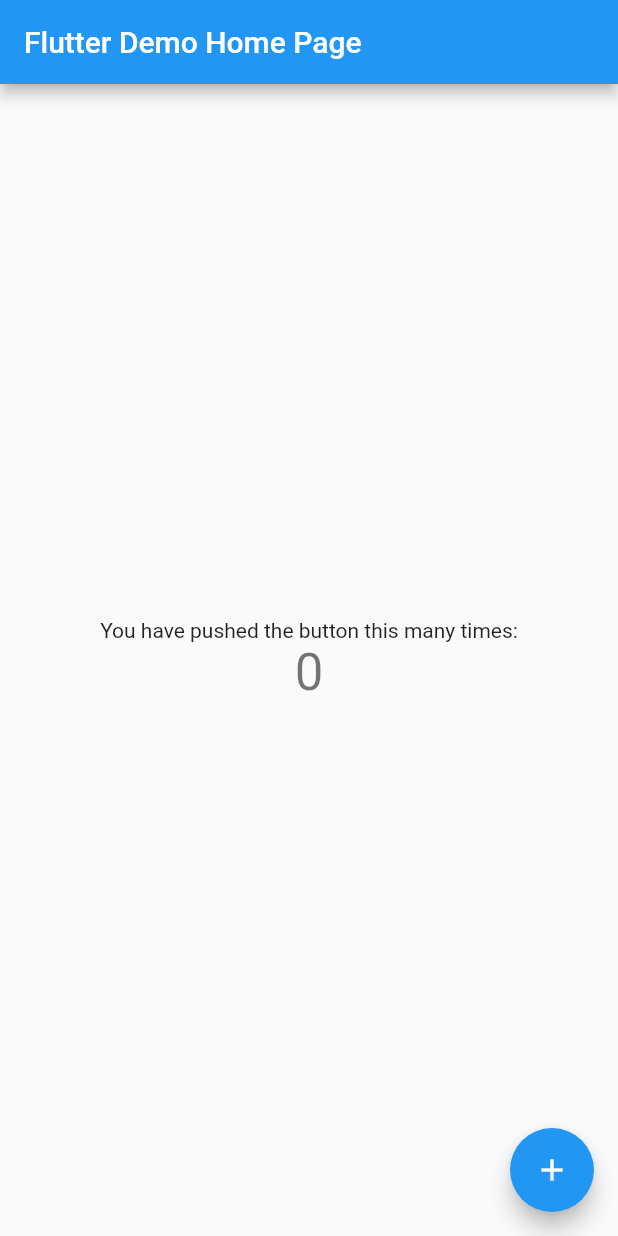
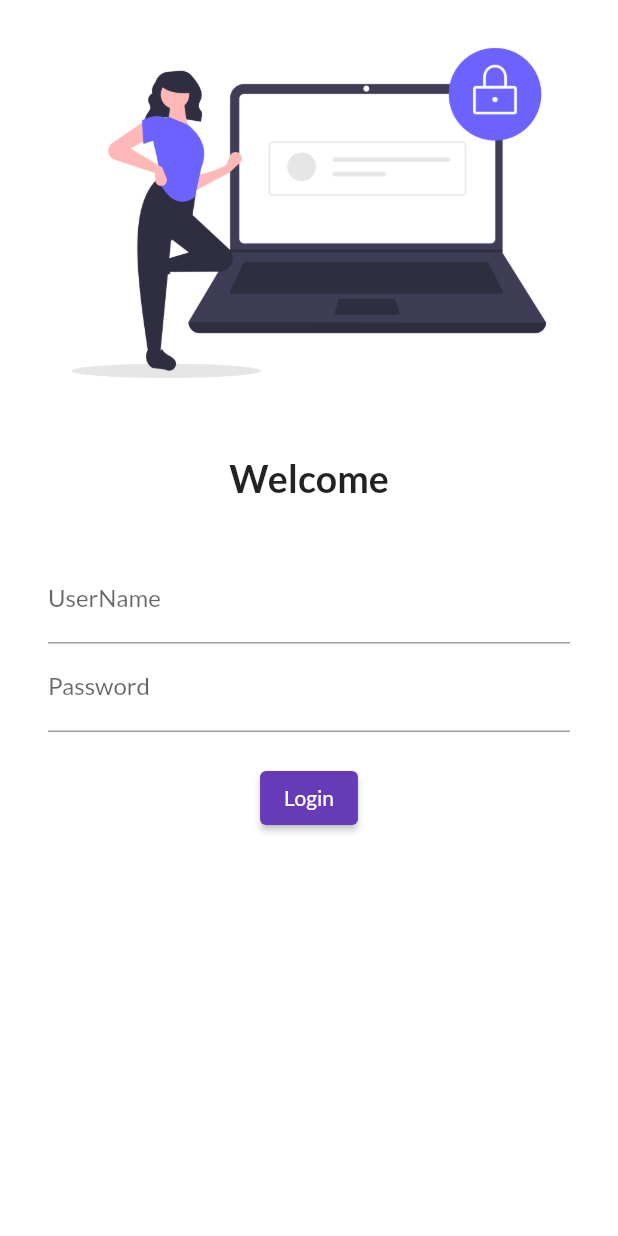
Before and after one commit to Abdulmuqtdar/Flutter-Projects, a Flutter app: the screen it shows after launch, on a phone screen of 412 x 824 dp. Run offline on Flutter 3.47's test engine with Material 2 defaults, Android fonts, the phone set to English and light mode, and no system bars; our stand-ins replace google_fonts.

```diff
--- a/two/lib/main.dart
+++ b/two/lib/main.dart
@@ -1,5 +1,7 @@
 import 'package:flutter/material.dart';
-
+import 'package:two/pages/homepage.dart';
+import 'package:two/pages/login_page.dart';
+import 'package:google_fonts/google_fonts.dart';
 void main() {
   runApp(const MyApp());
 }
@@ -7,109 +9,24 @@ void main() {
 class MyApp extends StatelessWidget {
   const MyApp({Key? key}) : super(key: key);
 
-  // This widget is the root of your application.
   @override
   Widget build(BuildContext context) {
     return MaterialApp(
-      title: 'Flutter Demo',
-      theme: ThemeData(
-        // This is the theme of your application.
-        //
-        // Try running your application with "flutter run". You'll see the
-        // application has a blue toolbar. Then, without quitting the app, try
-        // changing the primarySwatch below to Colors.green and then invoke
-        // "hot reload" (press "r" in the console where you ran "flutter run",
-        // or simply save your changes to "hot reload" in a Flutter IDE).
-        // Notice that the counter didn't reset back to zero; the application
-        // is not restarted.
-        primarySwatch: Colors.blue,
+    //  home: HomePage(),
+      themeMode: ThemeMode.light, // light or dark
+      theme: ThemeData(primarySwatch: Colors.deepPurple, fontFamily: GoogleFonts.lato().fontFamily),
+
+      darkTheme: ThemeData(brightness: Brightness.dark
+
+
       ),
-      home: const MyHomePage(title: 'Flutter Demo Home Page'),
+     //initialRoute: "/",
+      routes: {
+
+        "/": (context) =>  const loginPage(),
+        "/home" : (context) => const HomePage(),
+      "/login" :(context) => const loginPage(),
+      },
     );
   }
 }
-
-class MyHomePage extends StatefulWidget {
-  const MyHomePage({Key? key, required this.title}) : super(key: key);
-
-  // This widget is the home page of your application. It is stateful, meaning
-  // that it has a State object (defined below) that contains fields that affect
-  // how it looks.
-
-  // This class is the configuration for the state. It holds the values (in this
-  // case the title) provided by the parent (in this case the App widget) and
-  // used by the build method of the State. Fields in a Widget subclass are
-  // always marked "final".
-
-  final String title;
-
-  @override
-  State<MyHomePage> createState() => _MyHomePageState();
-}
-
-class _MyHomePageState extends State<MyHomePage> {
-  int _counter = 0;
-
-  void _incrementCounter() {
-    setState(() {
-      // This call to setState tells the Flutter framework that something has
-      // changed in this State, which causes it to rerun the build method below
-      // so that the display can reflect the updated values. If we changed
-      // _counter without calling setState(), then the build method would not be
-      // called again, and so nothing would appear to happen.
-      _counter++;
-    });
-  }
-
-  @override
-  Widget build(BuildContext context) {
-    // This method is rerun every time setState is called, for instance as done
-    // by the _incrementCounter method above.
-    //
-    // The Flutter framework has been optimized to make rerunning build methods
-    // fast, so that you can just rebuild anything that needs updating rather
-    // than having to individually change instances of widgets.
-    return Scaffold(
-      appBar: AppBar(
-        // Here we take the value from the MyHomePage object that was created by
-        // the App.build method, and use it to set our appbar title.
-        title: Text(widget.title),
-      ),
-      body: Center(
-        // Center is a layout widget. It takes a single child and positions it
-        // in the middle of the parent.
-        child: Column(
-          // Column is also a layout widget. It takes a list of children and
-          // arranges them vertically. By default, it sizes itself to fit its
-          // children horizontally, and tries to be as tall as its parent.
-          //
-          // Invoke "debug painting" (press "p" in the console, choose the
-          // "Toggle Debug Paint" action from the Flutter Inspector in Android
-          // Studio, or the "Toggle Debug Paint" command in Visual Studio Code)
-          // to see the wireframe for each widget.
-          //
-          // Column has various properties to control how it sizes itself and
-          // how it positions its children. Here we use mainAxisAlignment to
-          // center the children vertically; the main axis here is the vertical
-          // axis because Columns are vertical (the cross axis would be
-          // horizontal).
-          mainAxisAlignment: MainAxisAlignment.center,
-          children: <Widget>[
-            const Text(
-              'You have pushed the button this many times:',
-            ),
-            Text(
-              '$_counter',
-              style: Theme.of(context).textTheme.headline4,
-            ),
-          ],
-        ),
-      ),
-      floatingActionButton: FloatingActionButton(
-        onPressed: _incrementCounter,
-        tooltip: 'Increment',
-        child: const Icon(Icons.add),
-      ), // This trailing comma makes auto-formatting nicer for build methods.
-    );
-  }
-}
--- /dev/null
+++ b/two/lib/pages/homepage.dart
@@ -0,0 +1,20 @@
+import 'package:flutter/material.dart';
+
+class HomePage extends StatelessWidget {
+  const HomePage({Key? key}) : super(key: key);
+
+  final int days = 30;
+  final String name = "Abdul";
+  @override
+  Widget build(BuildContext context) {
+    return Scaffold(
+      appBar: AppBar(
+        title: const Text("Categori App"),
+      ),
+      body: Center(
+        child: Text("welcome $days again $name "),
+      ),
+      drawer: const Drawer(),
+    );
+  }
+}
--- /dev/null
+++ b/two/lib/pages/login_page.dart
@@ -0,0 +1,66 @@
+import 'package:flutter/material.dart';
+
+// ignore: camel_case_types
+class loginPage extends StatelessWidget {
+  const loginPage({Key? key}) : super(key: key);
+
+  @override
+  Widget build(BuildContext context) {
+    return Material(
+      color: Colors.white,
+      child: Column(
+        children: [
+          Image.asset(
+            "assets/images/login_image.png",
+            fit: BoxFit.cover,
+          ),
+          SizedBox(
+            height: 20.0,
+          ),
+          Text(
+            "Welcome",
+            style: TextStyle(fontSize: 25, fontWeight: FontWeight.bold),
+          ),
+          SizedBox(
+            height: 20.0,
+          ),
+          Padding(
+            padding:
+                const EdgeInsets.symmetric(vertical: 16.0, horizontal: 32.0),
+            child: Column(
+              children: [
+                TextFormField(
+                  decoration: InputDecoration(
+                    hintText: "Enter username",
+                    labelText: "UserName",
+                  ),
+                ),
+                TextFormField(
+                  obscureText: true,
+                  decoration: InputDecoration(
+                      hintText: "Enter password", labelText: "Password"),
+                ),
+                SizedBox(
+                  height: 20.0,
+                ),
+                ElevatedButton(
+                  child: Text("Login"),
+                  style: TextButton.styleFrom(),
+                  onPressed: () {
+                    print("Good night");
+                  },
+                )
+              ],
+            ),
+          )
+        ],
+      ),
+
+      /*
+       Center(
+        child: Text("login page", style: TextStyle(fontSize: 30, color: Colors.blueAccent, fontWeight: FontWeight.bold),),
+      ),
+      */
+    );
+  }
+}
--- a/two/pubspec.yaml
+++ b/two/pubspec.yaml
@@ -34,6 +34,7 @@ dependencies:
   # The following adds the Cupertino Icons font to your application.
   # Use with the CupertinoIcons class for iOS style icons.
   cupertino_icons: ^1.0.2
+  google_fonts: ^2.2.0
 
 dev_dependencies:
   flutter_test:
@@ -58,8 +59,8 @@ flutter:
   uses-material-design: true
 
   # To add assets to your application, add an assets section, like this:
-  # assets:
-  #   - images/a_dot_burr.jpeg
+  assets:
+    - assets/images/
   #   - images/a_dot_ham.jpeg
 
   # An image asset can refer to one or more resolution-specific "variants", see
```
Also changed, not shown: two/assets/images/login_image.png (added), two/pubspec.lock.
